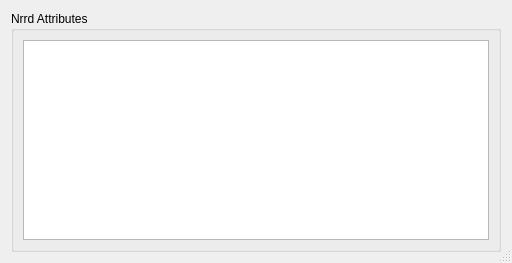
Old version of the form src/Interface/Modules/Teem/TendFiber.ui in the repository SCIInstitute/SCIRun.
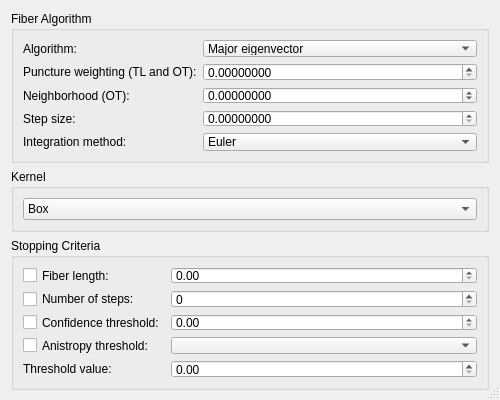
New version of the form.

```diff
--- a/src/Interface/Modules/Teem/TendFiber.ui
+++ b/src/Interface/Modules/Teem/TendFiber.ui
@@ -6,8 +6,8 @@
    <rect>
     <x>0</x>
     <y>0</y>
-    <width>512</width>
-    <height>263</height>
+    <width>500</width>
+    <height>400</height>
    </rect>
   </property>
   <property name="sizePolicy">
@@ -18,8 +18,8 @@
   </property>
   <property name="minimumSize">
    <size>
-    <width>465</width>
-    <height>231</height>
+    <width>500</width>
+    <height>400</height>
    </size>
   </property>
   <property name="windowTitle">
@@ -32,18 +32,211 @@
    <item>
     <widget class="QGroupBox" name="groupBox">
      <property name="title">
-      <string>Nrrd Attributes</string>
+      <string>Fiber Algorithm</string>
      </property>
-     <layout class="QGridLayout" name="gridLayout">
+     <layout class="QFormLayout" name="formLayout">
       <item row="0" column="0">
-       <widget class="QPlainTextEdit" name="nrrdInfoTextEdit_">
-        <property name="lineWrapMode">
-         <enum>QPlainTextEdit::NoWrap</enum>
+       <widget class="QLabel" name="label_4">
+        <property name="text">
+         <string>Algorithm:</string>
         </property>
-        <property name="readOnly">
-         <bool>true</bool>
+       </widget>
+      </item>
+      <item row="0" column="1">
+       <widget class="QComboBox" name="fiberAlgoComboBox_">
+        <item>
+         <property name="text">
+          <string>Major eigenvector</string>
+         </property>
+        </item>
+        <item>
+         <property name="text">
+          <string>Tensorline (TL)</string>
+         </property>
+        </item>
+        <item>
+         <property name="text">
+          <string>Oriented tensors (OT)</string>
+         </property>
+        </item>
+       </widget>
+      </item>
+      <item row="1" column="0">
+       <widget class="QLabel" name="label">
+        <property name="text">
+         <string>Puncture weighting (TL and OT):</string>
         </property>
        </widget>
+      </item>
+      <item row="1" column="1">
+       <widget class="QDoubleSpinBox" name="punctureDoubleSpinBox_">
+        <property name="decimals">
+         <number>8</number>
+        </property>
+        <property name="maximum">
+         <double>9999999999.000000000000000</double>
+        </property>
+       </widget>
+      </item>
+      <item row="2" column="0">
+       <widget class="QLabel" name="label_2">
+        <property name="text">
+         <string>Neighborhood (OT):</string>
+        </property>
+       </widget>
+      </item>
+      <item row="2" column="1">
+       <widget class="QDoubleSpinBox" name="neighborhoodDoubleSpinBox_">
+        <property name="decimals">
+         <number>8</number>
+        </property>
+        <property name="minimum">
+         <double>-9999999999.000000000000000</double>
+        </property>
+        <property name="maximum">
+         <double>9999999999.000000000000000</double>
+        </property>
+       </widget>
+      </item>
+      <item row="3" column="0">
+       <widget class="QLabel" name="label_3">
+        <property name="text">
+         <string>Step size:</string>
+        </property>
+       </widget>
+      </item>
+      <item row="3" column="1">
+       <widget class="QDoubleSpinBox" name="stepSizeDoubleSpinBox_">
+        <property name="decimals">
+         <number>8</number>
+        </property>
+        <property name="maximum">
+         <double>99999999999.000000000000000</double>
+        </property>
+       </widget>
+      </item>
+      <item row="4" column="0">
+       <widget class="QLabel" name="label_5">
+        <property name="text">
+         <string>Integration method:</string>
+        </property>
+       </widget>
+      </item>
+      <item row="4" column="1">
+       <widget class="QComboBox" name="integrationComboBox_">
+        <item>
+         <property name="text">
+          <string>Euler</string>
+         </property>
+        </item>
+        <item>
+         <property name="text">
+          <string>RK4</string>
+         </property>
+        </item>
+       </widget>
+      </item>
+     </layout>
+    </widget>
+   </item>
+   <item>
+    <widget class="QGroupBox" name="groupBox_2">
+     <property name="title">
+      <string>Kernel</string>
+     </property>
+     <layout class="QHBoxLayout" name="horizontalLayout">
+      <item>
+       <widget class="QComboBox" name="kernelComboBox_">
+        <item>
+         <property name="text">
+          <string>Box</string>
+         </property>
+        </item>
+        <item>
+         <property name="text">
+          <string>Tent</string>
+         </property>
+        </item>
+        <item>
+         <property name="text">
+          <string>Cubic (Catmull-Rom)</string>
+         </property>
+        </item>
+        <item>
+         <property name="text">
+          <string>Cubic (B-spline)</string>
+         </property>
+        </item>
+        <item>
+         <property name="text">
+          <string>Quartic</string>
+         </property>
+        </item>
+        <item>
+         <property name="text">
+          <string>Gaussian</string>
+         </property>
+        </item>
+       </widget>
+      </item>
+     </layout>
+    </widget>
+   </item>
+   <item>
+    <widget class="QGroupBox" name="groupBox_3">
+     <property name="title">
+      <string>Stopping Criteria</string>
+     </property>
+     <layout class="QFormLayout" name="formLayout_2">
+      <item row="0" column="0">
+       <widget class="QCheckBox" name="fiberLengthCheckBox_">
+        <property name="text">
+         <string>Fiber length:</string>
+        </property>
+       </widget>
+      </item>
+      <item row="0" column="1">
+       <widget class="QDoubleSpinBox" name="fiberLengthDoubleSpinBox_"/>
+      </item>
+      <item row="1" column="0">
+       <widget class="QCheckBox" name="numStepsCheckBox_">
+        <property name="text">
+         <string>Number of steps:</string>
+        </property>
+       </widget>
+      </item>
+      <item row="1" column="1">
+       <widget class="QSpinBox" name="numStepsSpinBox_"/>
+      </item>
+      <item row="2" column="0">
+       <widget class="QCheckBox" name="confidenceThresholdCheckBox_">
+        <property name="text">
+         <string>Confidence threshold:</string>
+        </property>
+       </widget>
+      </item>
+      <item row="2" column="1">
+       <widget class="QDoubleSpinBox" name="confidenceThresholdDoubleSpinBox_"/>
+      </item>
+      <item row="3" column="0">
+       <widget class="QCheckBox" name="anisotropyThresholdCheckBox_">
+        <property name="text">
+         <string>Anistropy threshold:</string>
+        </property>
+       </widget>
+      </item>
+      <item row="3" column="1">
+       <widget class="QComboBox" name="anisotropyThresholdComboBox_"/>
+      </item>
+      <item row="4" column="0">
+       <widget class="QLabel" name="label_6">
+        <property name="text">
+         <string>Threshold value:</string>
+        </property>
+       </widget>
+      </item>
+      <item row="4" column="1">
+       <widget class="QDoubleSpinBox" name="thresholdDoubleSpinBox_"/>
       </item>
      </layout>
     </widget>
```
